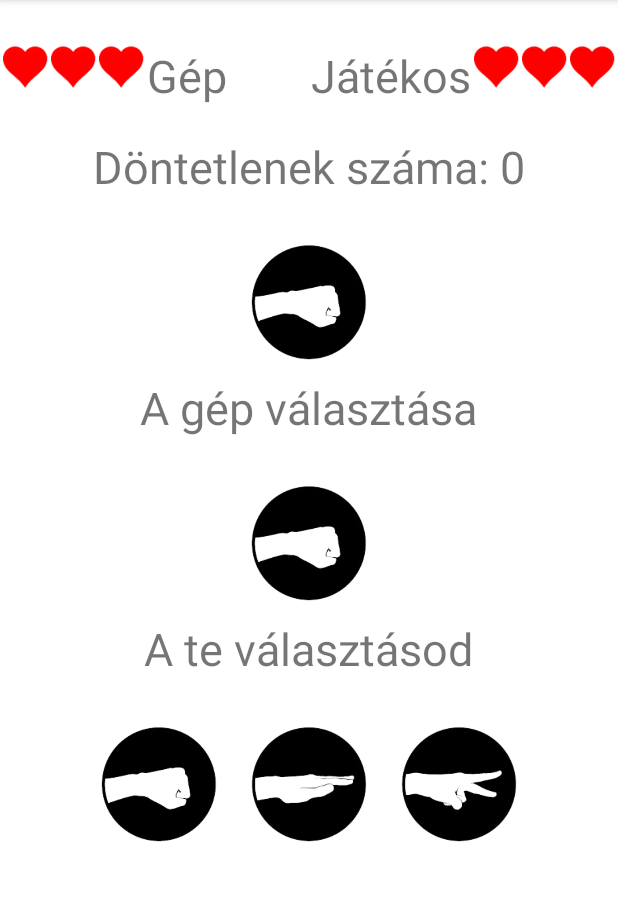
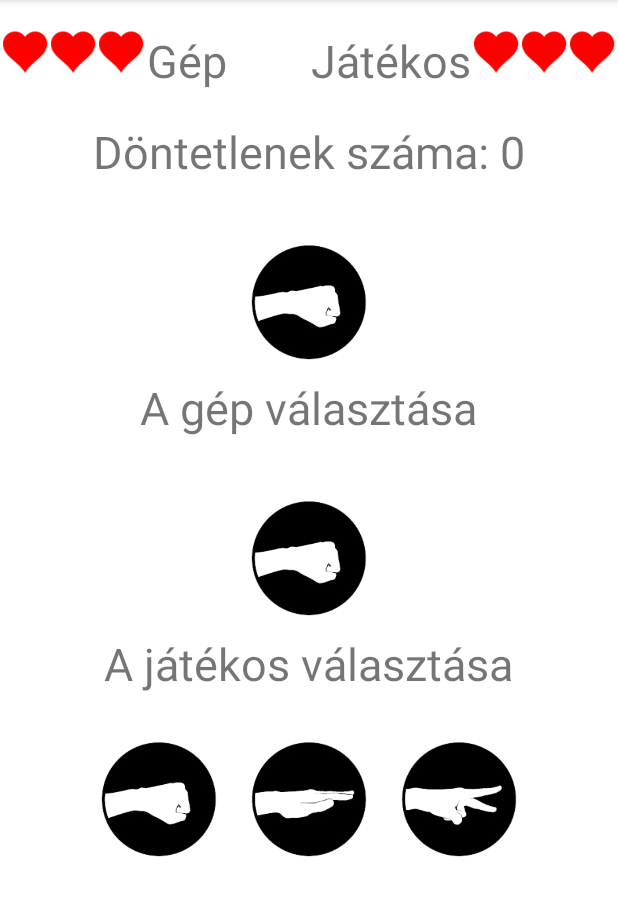
Before and after one commit to TLPLTSzft/KoPapirOllo, an Android app: the screen it shows after launch (MainActivity), on a phone screen of 412 x 824 dp, the part 84-1000 px from its top. Run offline under Robolectric (Android 15) with nearby library versions, the phone set to English and light mode, and no system bars.

Commit message:
Kész vagyunk

```diff
--- a/app/src/main/java/com/example/kopapirollo/MainActivity.java
+++ b/app/src/main/java/com/example/kopapirollo/MainActivity.java
@@ -2,13 +2,159 @@ package com.example.kopapirollo;
 
 import androidx.appcompat.app.AppCompatActivity;
 
+import android.app.AlertDialog;
+import android.content.DialogInterface;
 import android.os.Bundle;
+import android.view.View;
+import android.widget.ImageView;
+import android.widget.TextView;
+import android.widget.Toast;
+
+import java.util.Random;
 
 public class MainActivity extends AppCompatActivity {
+
+	private ImageView imageViewGepElet1, imageViewGepElet2, imageViewGepElet3, imageViewJatekosElet1, imageViewJatekosElet2, imageViewJatekosElet3, imageViewGepValasztasa, imageViewJatekosValasztasa, imageViewValasztasKo, imageViewValasztasPapir, imageViewValasztasOllo;
+	private TextView textViewDontetlenekSzama;
+	private int dontetlenekSzama, gepValasztasa, jatekosValasztasa, gepElet, jatekosElet;
+	private AlertDialog.Builder builderJatekVege;
 
 	@Override
 	protected void onCreate(Bundle savedInstanceState) {
 		super.onCreate(savedInstanceState);
 		setContentView(R.layout.activity_main);
+		init();
+		ujJatek();
+		imageViewValasztasKo.setOnClickListener(new View.OnClickListener() {
+			@Override
+			public void onClick(View view) {
+				jatekosValasztasa = 1;
+				imageViewJatekosValasztasa.setImageResource(R.drawable.rock);
+				valasztasok(jatekosValasztasa);
+			}
+		});
+		imageViewValasztasPapir.setOnClickListener(new View.OnClickListener() {
+			@Override
+			public void onClick(View view) {
+				jatekosValasztasa = 2;
+				imageViewJatekosValasztasa.setImageResource(R.drawable.paper);
+				valasztasok(jatekosValasztasa);
+			}
+		});
+		imageViewValasztasOllo.setOnClickListener(new View.OnClickListener() {
+			@Override
+			public void onClick(View view) {
+				jatekosValasztasa = 3;
+				imageViewJatekosValasztasa.setImageResource(R.drawable.scissors);
+				valasztasok(jatekosValasztasa);
+			}
+		});
+	}
+
+	private void valasztasok(int jatekosValasztasa) {
+		Random random = new Random();
+		gepValasztasa = random.nextInt(3) + 1;
+		if (gepValasztasa == 1) {
+			imageViewGepValasztasa.setImageResource(R.drawable.rock);
+		} else if (gepValasztasa == 2) {
+			imageViewGepValasztasa.setImageResource(R.drawable.paper);
+		} else {
+			imageViewGepValasztasa.setImageResource(R.drawable.scissors);
+		}
+		if ((gepValasztasa ==1 && jatekosValasztasa==2)||(gepValasztasa ==2 && jatekosValasztasa==3)||(gepValasztasa ==3 && jatekosValasztasa==1)) {
+			gepEletLevon();
+			Toast.makeText(MainActivity.this, "Játékos nyert", Toast.LENGTH_SHORT).show();
+		} else if ((gepValasztasa ==1 && jatekosValasztasa==3)||(gepValasztasa ==2 && jatekosValasztasa==1)||(gepValasztasa ==3 && jatekosValasztasa==2)) {
+			jatekosEletLevon();
+			Toast.makeText(MainActivity.this, "Gép nyert", Toast.LENGTH_SHORT).show();
+		} else if (gepValasztasa == jatekosValasztasa) {
+			dontetlenekSzama++;
+			textViewDontetlenekSzama.setText("Döntetlenek száma: " + String.valueOf(dontetlenekSzama));
+			Toast.makeText(MainActivity.this, "Döntetlen", Toast.LENGTH_SHORT).show();
+		}
+	}
+
+	private void init() {
+		imageViewGepElet1 = findViewById(R.id.imageViewGepElet1);
+		imageViewGepElet2 = findViewById(R.id.imageViewGepElet2);
+		imageViewGepElet3 = findViewById(R.id.imageViewGepElet3);
+		imageViewJatekosElet1 = findViewById(R.id.imageViewJatekosElet1);
+		imageViewJatekosElet2 = findViewById(R.id.imageViewJatekosElet2);
+		imageViewJatekosElet3 = findViewById(R.id.imageViewJatekosElet3);
+		textViewDontetlenekSzama = findViewById(R.id.textViewDontetlenekSzama);
+		imageViewGepValasztasa = findViewById(R.id.imageViewGepValasztasa);
+		imageViewJatekosValasztasa = findViewById(R.id.imageViewJatekosValasztasa);
+		imageViewValasztasKo = findViewById(R.id.imageViewValasztasKo);
+		imageViewValasztasPapir = findViewById(R.id.imageViewValasztasPapir);
+		imageViewValasztasOllo = findViewById(R.id.imageViewValasztasOllo);
+		builderJatekVege = new AlertDialog.Builder(MainActivity.this);
+		builderJatekVege
+			.setCancelable(false)
+			.setTitle("A gép nyert / A játékos nyert")
+			.setMessage("Szeretne új játékot játszani?")
+			.setNegativeButton("Nem", new DialogInterface.OnClickListener() {
+				@Override
+				public void onClick(DialogInterface dialogInterface, int i) {
+					finish();
+				}
+			})
+			.setPositiveButton("Igen", new DialogInterface.OnClickListener() {
+				@Override
+				public void onClick(DialogInterface dialogInterface, int i) {
+					ujJatek();
+				}
+			})
+			.create();
+	}
+
+	private void gepEletLevon() {
+		switch (gepElet) {
+			case 3:
+				imageViewGepElet1.setImageResource(R.drawable.heart1);
+				break;
+			case 2:
+				imageViewGepElet2.setImageResource(R.drawable.heart1);
+				break;
+			case 1:
+				imageViewGepElet3.setImageResource(R.drawable.heart1);
+				break;
+		}
+		gepElet--;
+		if (gepElet < 1) {
+			builderJatekVege.setTitle("A játékos nyert").create().show();
+		}
+	}
+
+	private void jatekosEletLevon() {
+		switch (jatekosElet) {
+			case 3:
+				imageViewJatekosElet3.setImageResource(R.drawable.heart1);
+				break;
+			case 2:
+				imageViewJatekosElet2.setImageResource(R.drawable.heart1);
+				break;
+			case 1:
+				imageViewJatekosElet1.setImageResource(R.drawable.heart1);
+				break;
+		}
+		jatekosElet--;
+		if (jatekosElet < 1) {
+			builderJatekVege.setTitle("A gép nyert").create().show();
+		}
+	}
+
+	private void ujJatek() {
+		gepElet = 3;
+		jatekosElet = 3;
+		dontetlenekSzama = 0;
+		textViewDontetlenekSzama.setText("Döntetlenek száma: 0");
+		imageViewGepElet1.setImageResource(R.drawable.heart2);
+		imageViewGepElet2.setImageResource(R.drawable.heart2);
+		imageViewGepElet3.setImageResource(R.drawable.heart2);
+		imageViewJatekosElet1.setImageResource(R.drawable.heart2);
+		imageViewJatekosElet2.setImageResource(R.drawable.heart2);
+		imageViewJatekosElet3.setImageResource(R.drawable.heart2);
+		imageViewGepValasztasa.setImageResource(R.drawable.rock);
+		imageViewJatekosValasztasa.setImageResource(R.drawable.rock);
 	}
 }
--- a/app/src/main/res/layout/activity_main.xml
+++ b/app/src/main/res/layout/activity_main.xml
@@ -11,7 +11,7 @@
 	<LinearLayout
 		android:layout_width="match_parent"
 		android:layout_height="wrap_content"
-		android:layout_marginTop="30sp"
+		android:layout_marginTop="20sp"
 		android:weightSum="2">
 
 		<LinearLayout
@@ -101,7 +101,7 @@
 			android:id="@+id/textViewDontetlenekSzama"
 			android:layout_width="wrap_content"
 			android:layout_height="wrap_content"
-			android:layout_marginBottom="20sp"
+			android:layout_marginBottom="30sp"
 			android:text="Döntetlenek száma: 0"
 			android:textSize="30sp" />
 
@@ -115,21 +115,21 @@
 			android:id="@+id/textViewGepValasztasa"
 			android:layout_width="wrap_content"
 			android:layout_height="wrap_content"
-			android:layout_marginBottom="20sp"
+			android:layout_marginBottom="30sp"
 			android:text="A gép választása"
 			android:textSize="30sp" />
 
 		<ImageView
-			android:id="@+id/imageViewTeValasztasod"
+			android:id="@+id/imageViewJatekosValasztasa"
 			android:layout_width="100dp"
 			android:layout_height="100dp"
 			android:src="@drawable/rock" />
 
 		<TextView
-			android:id="@+id/textViewTeValasztasod"
+			android:id="@+id/textViewJatekosValasztasa"
 			android:layout_width="wrap_content"
 			android:layout_height="wrap_content"
-			android:text="A te választásod"
+			android:text="A játékos választása"
 			android:textSize="30sp" />
 
 	</LinearLayout>
```
Also changed, not shown: app/src/debug/ic_launcher-playstore.png (added).
